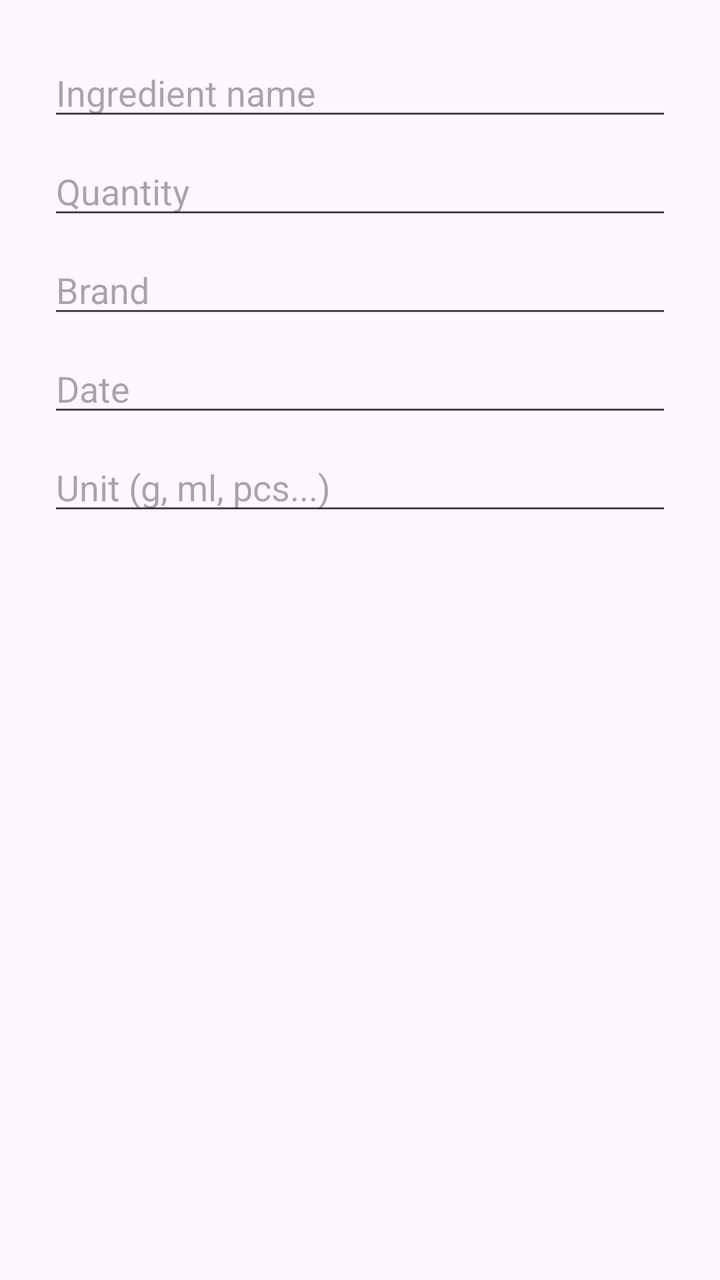
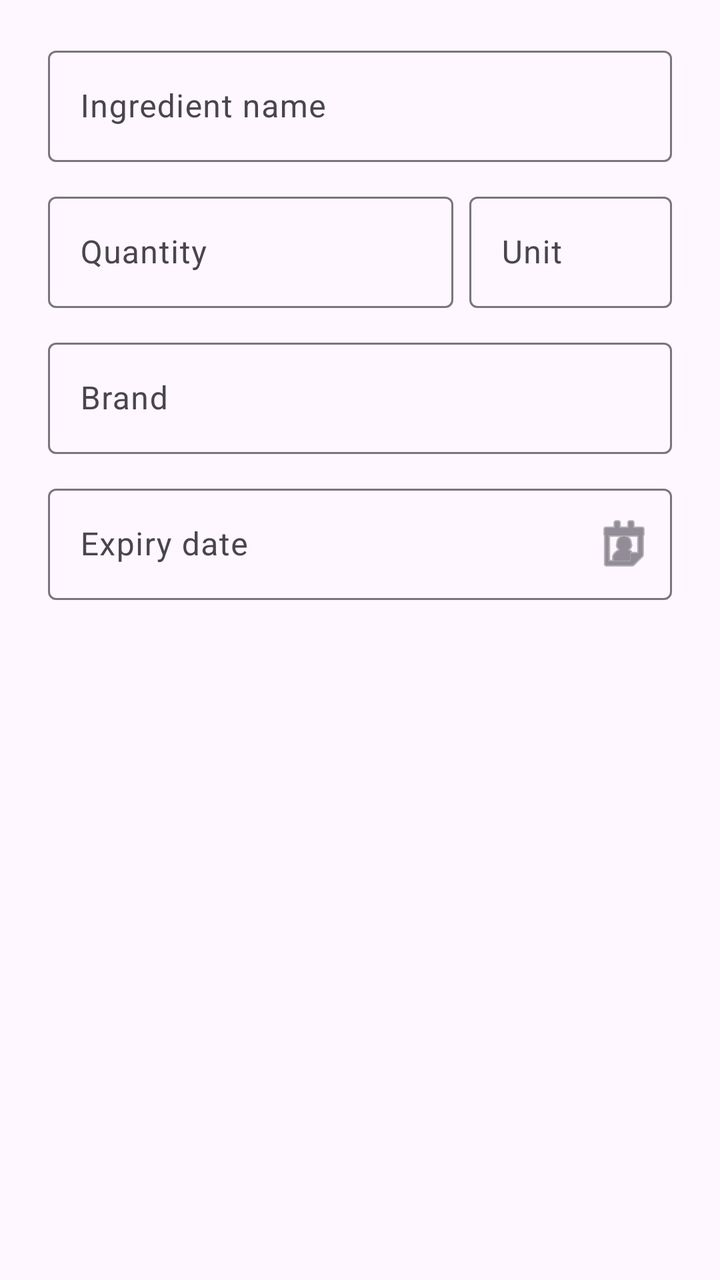

Before-and-after screenshots of an Android layout around one commit, followed by the original layout XML and the change that was made.
<!-- AndroidManifest.xml: application theme Theme.Pantry -->
<!-- res/layout/fragment_ingredient_dialog.xml -->
<?xml version="1.0" encoding="utf-8"?>
<LinearLayout xmlns:android="http://schemas.android.com/apk/res/android"
    android:layout_width="match_parent"
    android:layout_height="wrap_content"
    android:orientation="vertical"
    android:padding="24dp">

    <EditText
        android:id="@+id/IngredientName"
        android:layout_width="match_parent"
        android:layout_height="wrap_content"
        android:hint="Ingredient name"
        android:inputType="textCapWords"
        android:maxLines="1" />

    <EditText
        android:id="@+id/IngredientQuantity"
        android:layout_width="match_parent"
        android:layout_height="wrap_content"
        android:layout_marginTop="8dp"
        android:hint="Quantity"
        android:inputType="numberDecimal" />

    <EditText
        android:id="@+id/IngredientBrand"
        android:layout_width="match_parent"
        android:layout_height="wrap_content"
        android:layout_marginTop="8dp"
        android:hint="Brand"
        android:maxLines="1" />

    <EditText
        android:id="@+id/IngredientExpiry"
        android:layout_width="match_parent"
        android:layout_height="wrap_content"
        android:layout_marginTop="8dp"
        android:hint="Date"
        android:maxLines="1" />

    <EditText
        android:id="@+id/IngredientUnit"
        android:layout_width="match_parent"
        android:layout_height="wrap_content"
        android:layout_marginTop="8dp"
        android:hint="Unit (g, ml, pcs...)"
        android:maxLines="1" />

</LinearLayout>
<!-- resources referenced by this layout -->
<resources>
  <style name="Theme.Pantry" parent="Base.Theme.Pantry" />
  <style name="Base.Theme.Pantry" parent="Theme.Material3.DayNight.NoActionBar">
          
          
      </style>
</resources>

<!-- the commit's change to res/layout/fragment_ingredient_dialog.xml (unified diff, before → after) -->
@@ -1,48 +1,99 @@
 <?xml version="1.0" encoding="utf-8"?>
-<LinearLayout xmlns:android="http://schemas.android.com/apk/res/android"
+<ScrollView xmlns:android="http://schemas.android.com/apk/res/android"
+    xmlns:app="http://schemas.android.com/apk/res-auto"
     android:layout_width="match_parent"
-    android:layout_height="wrap_content"
-    android:orientation="vertical"
-    android:padding="24dp">
+    android:layout_height="wrap_content">
 
-    <EditText
-        android:id="@+id/IngredientName"
+    <LinearLayout
         android:layout_width="match_parent"
         android:layout_height="wrap_content"
-        android:hint="Ingredient name"
-        android:inputType="textCapWords"
-        android:maxLines="1" />
+        android:orientation="vertical"
+        android:paddingStart="24dp"
+        android:paddingEnd="24dp"
+        android:paddingTop="20dp"
+        android:paddingBottom="8dp">
 
-    <EditText
-        android:id="@+id/IngredientQuantity"
-        android:layout_width="match_parent"
-        android:layout_height="wrap_content"
-        android:layout_marginTop="8dp"
-        android:hint="Quantity"
-        android:inputType="numberDecimal" />
+        <com.google.android.material.textfield.TextInputLayout
+            android:layout_width="match_parent"
+            android:layout_height="wrap_content"
+            style="@style/Widget.Material3.TextInputLayout.OutlinedBox"
+            android:hint="Ingredient name">
 
-    <EditText
-        android:id="@+id/IngredientBrand"
-        android:layout_width="match_parent"
-        android:layout_height="wrap_content"
-        android:layout_marginTop="8dp"
-        android:hint="Brand"
-        android:maxLines="1" />
+            <com.google.android.material.textfield.TextInputEditText
+                android:id="@+id/IngredientName"
+                android:layout_width="match_parent"
+                android:layout_height="wrap_content"
+                android:inputType="textCapWords"
+                android:maxLines="1" />
+        </com.google.android.material.textfield.TextInputLayout>
 
-    <EditText
-        android:id="@+id/IngredientExpiry"
-        android:layout_width="match_parent"
-        android:layout_height="wrap_content"
-        android:layout_marginTop="8dp"
-        android:hint="Date"
-        android:maxLines="1" />
+        <LinearLayout
+            android:layout_width="match_parent"
+            android:layout_height="wrap_content"
+            android:layout_marginTop="12dp"
+            android:orientation="horizontal">
 
-    <EditText
-        android:id="@+id/IngredientUnit"
-        android:layout_width="match_parent"
-        android:layout_height="wrap_content"
-        android:layout_marginTop="8dp"
-        android:hint="Unit (g, ml, pcs...)"
-        android:maxLines="1" />
+            <com.google.android.material.textfield.TextInputLayout
+                android:layout_width="0dp"
+                android:layout_height="wrap_content"
+                android:layout_weight="2"
+                android:layout_marginEnd="8dp"
+                style="@style/Widget.Material3.TextInputLayout.OutlinedBox"
+                android:hint="Quantity">
 
-</LinearLayout>
+                <com.google.android.material.textfield.TextInputEditText
+                    android:id="@+id/IngredientQuantity"
+                    android:layout_width="match_parent"
+                    android:layout_height="wrap_content"
+                    android:inputType="numberDecimal" />
+            </com.google.android.material.textfield.TextInputLayout>
+
+            <com.google.android.material.textfield.TextInputLayout
+                android:layout_width="0dp"
+                android:layout_height="wrap_content"
+                android:layout_weight="1"
+                style="@style/Widget.Material3.TextInputLayout.OutlinedBox"
+                android:hint="Unit">
+
+                <com.google.android.material.textfield.TextInputEditText
+                    android:id="@+id/IngredientUnit"
+                    android:layout_width="match_parent"
+                    android:layout_height="wrap_content"
+                    android:maxLines="1" />
+            </com.google.android.material.textfield.TextInputLayout>
+
+        </LinearLayout>
+
+        <com.google.android.material.textfield.TextInputLayout
+            android:layout_width="match_parent"
+            android:layout_height="wrap_content"
+            android:layout_marginTop="12dp"
+            style="@style/Widget.Material3.TextInputLayout.OutlinedBox"
+            android:hint="Brand">
+
+            <com.google.android.material.textfield.TextInputEditText
+                android:id="@+id/IngredientBrand"
+                android:layout_width="match_parent"
+                android:layout_height="wrap_content"
+                android:maxLines="1" />
+        </com.google.android.material.textfield.TextInputLayout>
+
+        <com.google.android.material.textfield.TextInputLayout
+            android:layout_width="match_parent"
+            android:layout_height="wrap_content"
+            android:layout_marginTop="12dp"
+            style="@style/Widget.Material3.TextInputLayout.OutlinedBox"
+            android:hint="Expiry date"
+            app:endIconMode="custom"
+            app:endIconDrawable="@android:drawable/ic_menu_my_calendar">
+
+            <com.google.android.material.textfield.TextInputEditText
+                android:id="@+id/IngredientExpiry"
+                android:layout_width="match_parent"
+                android:layout_height="wrap_content"
+                android:focusable="false"
+                android:maxLines="1" />
+        </com.google.android.material.textfield.TextInputLayout>
+
+    </LinearLayout>
+</ScrollView>
